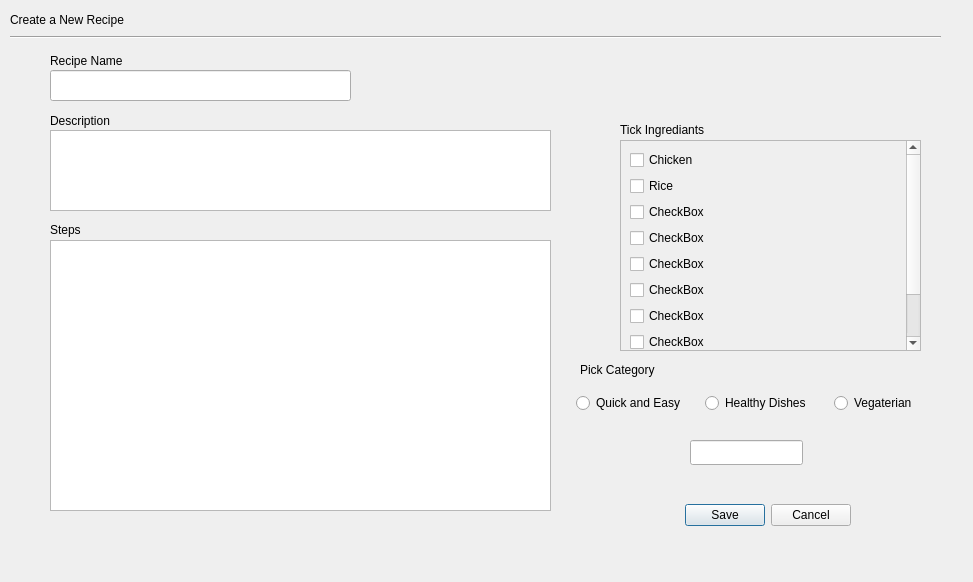
Before: the Qt Designer form CS4076Project/addrecipewindow.ui in CaoimheCahill/CS4076Project, drawn with Qt 5.
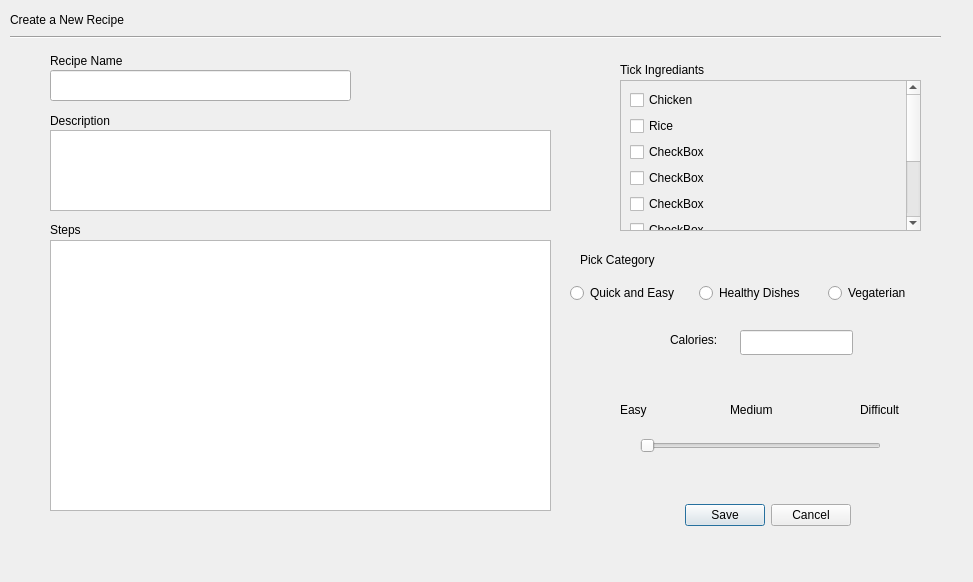
After: the same form once the commit is applied.

Diff of the .ui file:
```diff
--- a/CS4076Project/addrecipewindow.ui
+++ b/CS4076Project/addrecipewindow.ui
@@ -27,9 +27,9 @@
    <property name="geometry">
     <rect>
      <x>620</x>
-     <y>140</y>
+     <y>80</y>
      <width>301</width>
-     <height>211</height>
+     <height>151</height>
     </rect>
    </property>
    <property name="widgetResizable">
@@ -193,8 +193,8 @@
   <widget class="QWidget" name="widget" native="true">
    <property name="geometry">
     <rect>
-     <x>576</x>
-     <y>380</y>
+     <x>570</x>
+     <y>270</y>
      <width>381</width>
      <height>46</height>
     </rect>
@@ -227,7 +227,7 @@
    <property name="geometry">
     <rect>
      <x>620</x>
-     <y>120</y>
+     <y>60</y>
      <width>121</width>
      <height>20</height>
     </rect>
@@ -240,7 +240,7 @@
    <property name="geometry">
     <rect>
      <x>580</x>
-     <y>360</y>
+     <y>250</y>
      <width>91</width>
      <height>20</height>
     </rect>
@@ -278,13 +278,78 @@
   <widget class="QLineEdit" name="lineEdit_2">
    <property name="geometry">
     <rect>
-     <x>690</x>
-     <y>440</y>
+     <x>740</x>
+     <y>330</y>
      <width>113</width>
      <height>25</height>
     </rect>
    </property>
   </widget>
+  <widget class="QLabel" name="label_7">
+   <property name="geometry">
+    <rect>
+     <x>670</x>
+     <y>330</y>
+     <width>63</width>
+     <height>20</height>
+    </rect>
+   </property>
+   <property name="text">
+    <string>Calories:</string>
+   </property>
+  </widget>
+  <widget class="QSlider" name="horizontalSlider">
+   <property name="geometry">
+    <rect>
+     <x>640</x>
+     <y>430</y>
+     <width>241</width>
+     <height>31</height>
+    </rect>
+   </property>
+   <property name="orientation">
+    <enum>Qt::Horizontal</enum>
+   </property>
+  </widget>
+  <widget class="QLabel" name="label_8">
+   <property name="geometry">
+    <rect>
+     <x>620</x>
+     <y>400</y>
+     <width>63</width>
+     <height>20</height>
+    </rect>
+   </property>
+   <property name="text">
+    <string>Easy</string>
+   </property>
+  </widget>
+  <widget class="QLabel" name="label_9">
+   <property name="geometry">
+    <rect>
+     <x>730</x>
+     <y>400</y>
+     <width>63</width>
+     <height>20</height>
+    </rect>
+   </property>
+   <property name="text">
+    <string>Medium</string>
+   </property>
+  </widget>
+  <widget class="QLabel" name="label_10">
+   <property name="geometry">
+    <rect>
+     <x>860</x>
+     <y>400</y>
+     <width>63</width>
+     <height>20</height>
+    </rect>
+   </property>
+   <property name="text">
+    <string>Difficult</string>
+   </property>
+  </widget>
  </widget>
  <resources/>
  <connections/>
```
